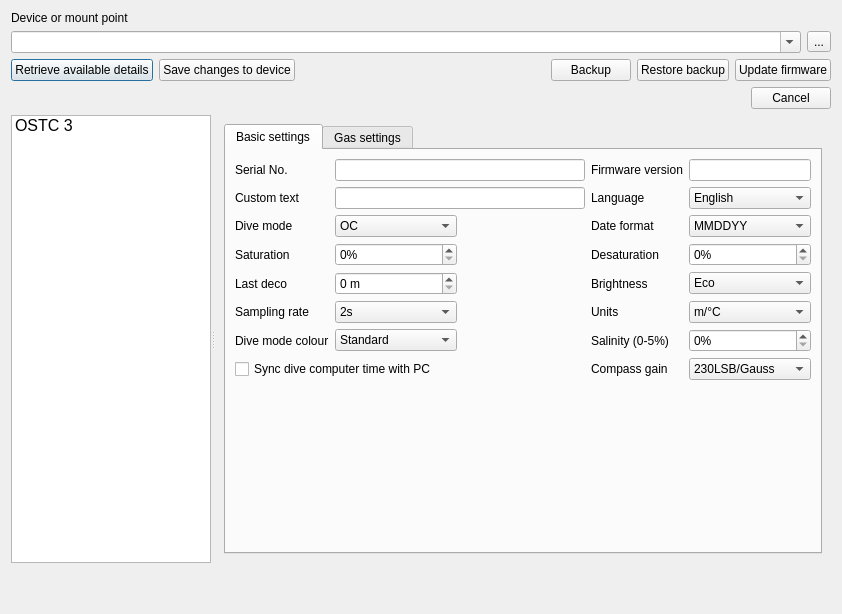
Qt form qt-ui/configuredivecomputerdialog.ui (subsurface/subsurface) before a commit.
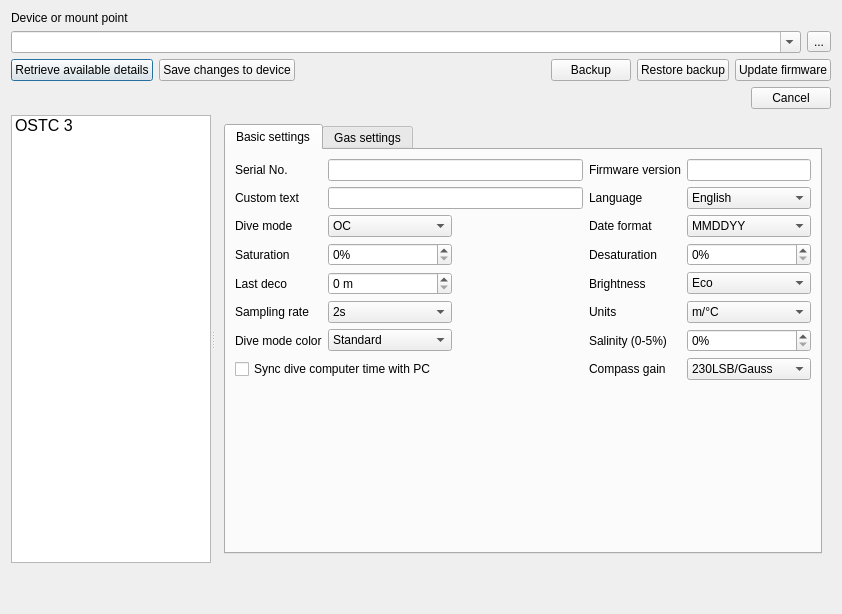
The same form after that commit. Icons and pictures are not drawn.

Commit message:
Use US spelling of colo(u)r in Config DC dialog
Application's default lang is US english, translation to
UK spelling should be done in transifex.

The edit to the form file:
```diff
--- a/qt-ui/configuredivecomputerdialog.ui
+++ b/qt-ui/configuredivecomputerdialog.ui
@@ -456,7 +456,7 @@
             <item row="6" column="0">
              <widget class="QLabel" name="label_14">
               <property name="text">
-               <string>Dive mode colour</string>
+               <string>Dive mode color</string>
               </property>
               <property name="buddy">
                <cstring>diveModeColour</cstring>
```
